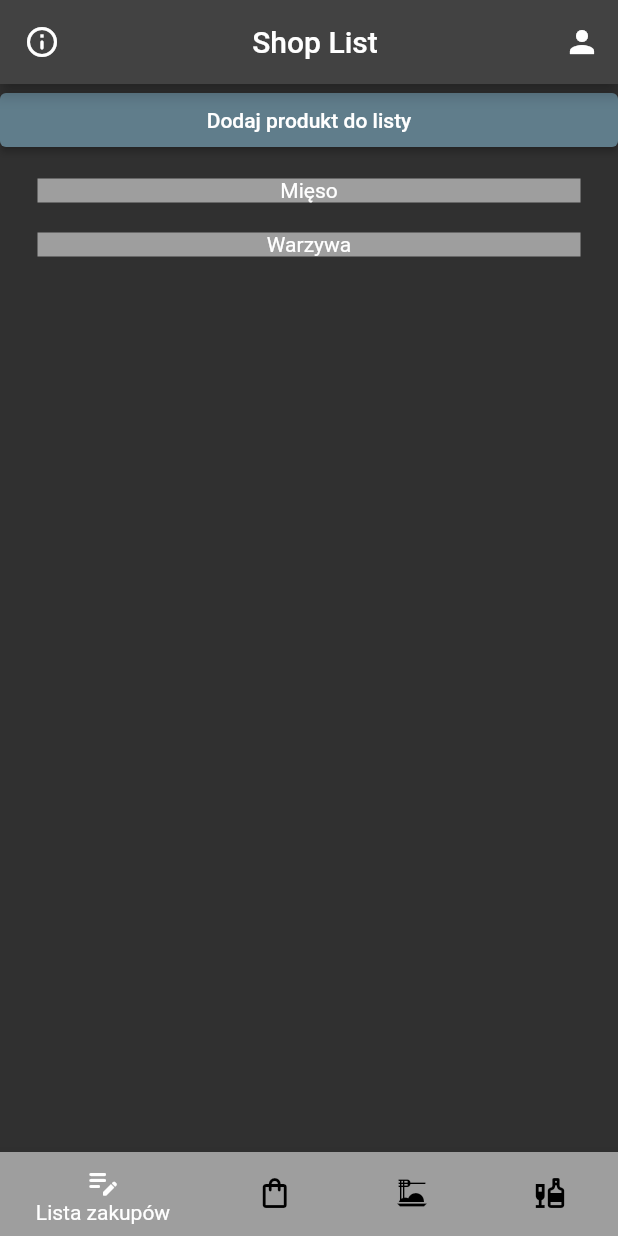
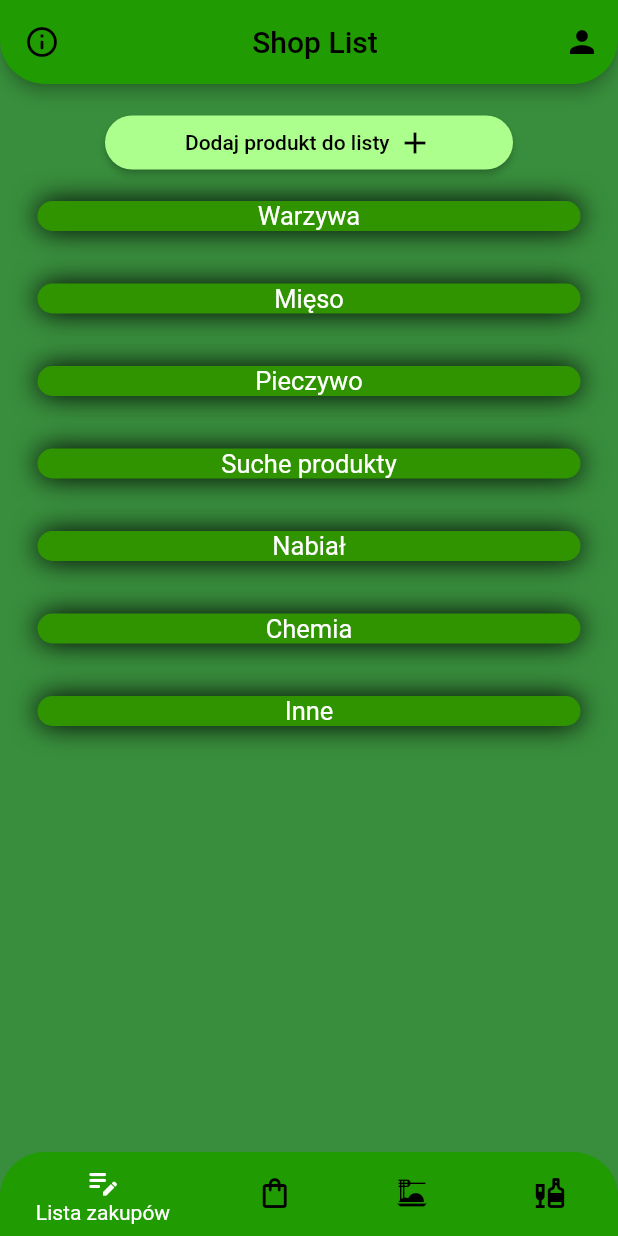
Before and after one commit to sebastiangirsza/ShopListApp, a Flutter app: the screen it shows once a user with an empty profile is signed in, on a phone screen of 412 x 824 dp. Run offline on Flutter 3.47's test engine with Material 2 defaults, Android fonts, the phone set to English and light mode, and no system bars; our stand-ins replace bloc, cloud_firestore, firebase_auth, firebase_core, flutter_bloc, numberpicker; accounts and stored records are empty; network calls fail.

Commit message:
Add ListView.builder in shop_list

```diff
--- a/lib/app/home/home_page.dart
+++ b/lib/app/home/home_page.dart
@@ -25,6 +25,13 @@
         builder: (context, state) {
           return Scaffold(
             appBar: AppBar(
+              shape: const RoundedRectangleBorder(
+                borderRadius: BorderRadius.vertical(
+                  bottom: Radius.circular(30),
+                ),
+              ),
+              backgroundColor: const Color.fromARGB(255, 32, 155, 1),
+              foregroundColor: Colors.black,
               leading: IconButton(
                   onPressed: () {},
                   icon: const Icon(Icons.info_outline_rounded)),
@@ -66,7 +73,12 @@
               }
               return Container();
             }),
-            bottomNavigationBar: BottomNavigationBar(
+            bottomNavigationBar: ClipRRect(
+              borderRadius: const BorderRadius.only(
+                topLeft: Radius.circular(30.0),
+                topRight: Radius.circular(30.0),
+              ),
+              child: BottomNavigationBar(
                 unselectedItemColor: Colors.black,
                 selectedItemColor: Colors.white,
                 currentIndex: currentIndex,
@@ -79,24 +91,25 @@
                   BottomNavigationBarItem(
                     icon: Icon(Icons.edit_note_rounded),
                     label: 'Lista zakupów',
-                  backgroundColor: Colors.grey,
+                    backgroundColor: Color.fromARGB(255, 32, 155, 1),
                   ),
                   BottomNavigationBarItem(
                     icon: Icon(Icons.shopping_bag_outlined),
                     label: 'Moje produkty',
-                  backgroundColor: Colors.grey,
+                    backgroundColor: Color.fromARGB(255, 32, 155, 1),
                   ),
                   BottomNavigationBarItem(
                     icon: Icon(Icons.dinner_dining),
                     label: 'Przepisy',
-                  backgroundColor: Colors.grey,
+                    backgroundColor: Color.fromARGB(255, 32, 155, 1),
                   ),
                   BottomNavigationBarItem(
                     icon: Icon(Icons.liquor),
                     label: 'Inne',
-                  backgroundColor: Colors.grey,
+                    backgroundColor: Color.fromARGB(255, 32, 155, 1),
                   ),
                 ],
+              ),
             ),
           );
         },
--- a/lib/app/home/pages/shop_list/categories/categories_widget.dart
+++ b/lib/app/home/pages/shop_list/categories/categories_widget.dart
@@ -116,15 +116,35 @@
     return Padding(
       padding: const EdgeInsets.symmetric(horizontal: 10.0),
       child: Container(
-        decoration: const BoxDecoration(color: Colors.black),
+        decoration: const BoxDecoration(
+            color: Colors.green,
+            boxShadow: <BoxShadow>[
+              BoxShadow(color: Colors.black, blurRadius: 15)
+            ],
+            borderRadius: BorderRadius.all(Radius.circular(10))),
         child: Padding(
           padding: const EdgeInsets.symmetric(horizontal: 10.0),
           child: Row(
             mainAxisAlignment: MainAxisAlignment.spaceBetween,
             children: [
-              Text(productModel.productName),
-              Text(productModel.productQuantity.toString()),
+              Text(
+                productModel.productName,
+                style: const TextStyle(fontSize: 15),
+              ),
+              Row(
+                mainAxisAlignment: MainAxisAlignment.end,
+                children: [
+                  Text(
+                    productModel.productQuantity.toString(),
+                    style: const TextStyle(fontSize: 15),
+                  ),
+                  const SizedBox(width: 10),
                   ElevatedButton(
+                    style: ElevatedButton.styleFrom(
+                      backgroundColor: const Color.fromARGB(221, 179, 255, 155),
+                      shape: const RoundedRectangleBorder(
+                          borderRadius: BorderRadius.all(Radius.circular(10))),
+                    ),
                     onPressed: () {
                       showDialog(
                           context: context,
@@ -136,7 +156,13 @@
                           .read<AddCubit>()
                           .delete(documentID: productModel.id);
                     },
-                  child: Icon(Icons.add))
+                    child: const Icon(
+                        size: 17,
+                        color: Colors.black,
+                        Icons.shopping_bag_outlined),
+                  ),
+                ],
+              )
             ],
           ),
         ),
--- a/lib/app/home/pages/shop_list/shop_list.dart
+++ b/lib/app/home/pages/shop_list/shop_list.dart
@@ -25,8 +25,13 @@
     return Scaffold(
       body: ListView(
         children: [
-          ElevatedButton(
-            style: ElevatedButton.styleFrom(backgroundColor: Colors.blueGrey),
+          Padding(
+            padding: const EdgeInsets.only(left: 70, right: 70, top: 15),
+            child: ElevatedButton(
+              style: ElevatedButton.styleFrom(
+                  backgroundColor: const Color.fromARGB(255, 173, 255, 141),
+                  shape: const RoundedRectangleBorder(
+                      borderRadius: BorderRadius.all(Radius.circular(50)))),
               onPressed: () => showDialog(
                   context: context,
                   builder: (BuildContext context) {
@@ -93,8 +98,8 @@
                                       minValue: 1,
                                       maxValue: 100,
                                       itemCount: 5,
-                                    onChanged: (value) =>
-                                        setState(() => productQuantity = value),
+                                      onChanged: (value) => setState(
+                                          () => productQuantity = value),
                                     ),
                                   ),
                                 ],
@@ -118,8 +123,8 @@
                                 return ElevatedButton(
                                   style: ElevatedButton.styleFrom(
                                       backgroundColor: Colors.black),
-                                onPressed:
-                                    productGroup == null || productName == null
+                                  onPressed: productGroup == null ||
+                                          productName == null
                                       ? null
                                       : () {
                                           context.read<AddCubit>().add(
@@ -138,7 +143,19 @@
                       );
                     });
                   }),
-            child: const Text('Dodaj produkt do listy'),
+              child: Row(
+                mainAxisAlignment: MainAxisAlignment.center,
+                children: const [
+                  Text(
+                      style: TextStyle(color: Colors.black),
+                      'Dodaj produkt do listy'),
+                  SizedBox(
+                    width: 5,
+                  ),
+                  Icon(Icons.add, color: Colors.black),
+                ],
+              ),
+            ),
           ),
           const _ProductsGroup(),
         ],
@@ -154,34 +171,49 @@
 
   @override
   Widget build(BuildContext context) {
-    return Padding(
+    final categoriesName = [
+      'Warzywa',
+      'Mięso',
+      'Pieczywo',
+      'Suche produkty',
+      'Nabiał',
+      'Chemia',
+      'Inne',
+    ];
+    return Container(
+      color: Colors.transparent,
+      child: Padding(
         padding: const EdgeInsets.symmetric(horizontal: 25.0),
-      child: Column(
+        child: ListView.builder(
+            shrinkWrap: true, // auto height
+            itemCount: categoriesName.length,
+            itemBuilder: (context, index) {
+              return Column(
                 mainAxisAlignment: MainAxisAlignment.center,
                 children: [
                   const SizedBox(height: 15),
                   Container(
-            decoration: const BoxDecoration(color: Colors.grey),
+                    decoration: const BoxDecoration(
+                        boxShadow: <BoxShadow>[
+                          BoxShadow(color: Colors.black, blurRadius: 15)
+                        ],
+                        borderRadius: BorderRadius.all(Radius.circular(10)),
+                        color: Color.fromARGB(255, 47, 148, 0)),
                     child: Column(
-              children: const [
-                Text('Mięso'),
-                CategoriesWidget(categoriesName: 'Mięso'),
+                      children: [
+                        Text(
+                            style: const TextStyle(fontSize: 17),
+                            categoriesName[index]),
+                        CategoriesWidget(categoriesName: categoriesName[index]),
                       ],
                     ),
                   ),
                   const SizedBox(
                     height: 20,
                   ),
-          Container(
-            decoration: const BoxDecoration(color: Colors.grey),
-            child: Column(
-              children: const [
-                Text('Warzywa'),
-                CategoriesWidget(categoriesName: 'Warzywa'),
                 ],
-            ),
-          ),
-        ],
+              );
+            }),
       ),
     );
   }
--- a/lib/app/my_app.dart
+++ b/lib/app/my_app.dart
@@ -18,6 +18,7 @@
       theme: ThemeData(
         brightness: Brightness.dark,
         primarySwatch: Colors.blue,
+        scaffoldBackgroundColor: Colors.green[700],
       ),
       home: const RootPage(),
     );
```
Lines whose indentation alone changed are shown as unchanged.
